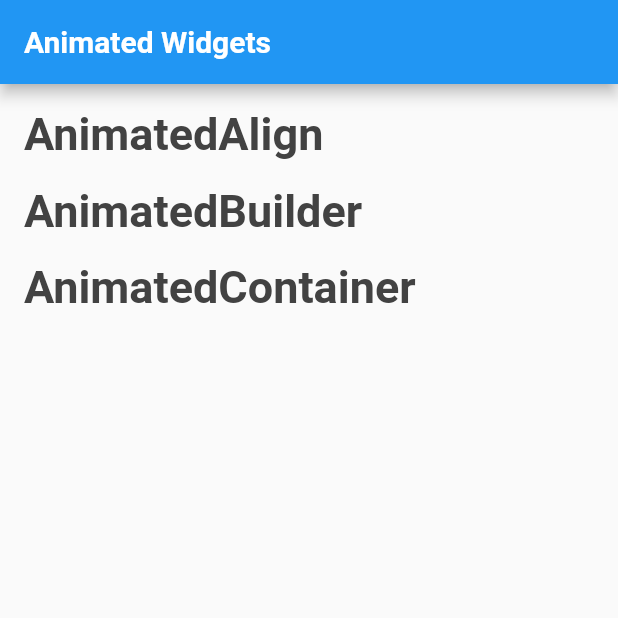
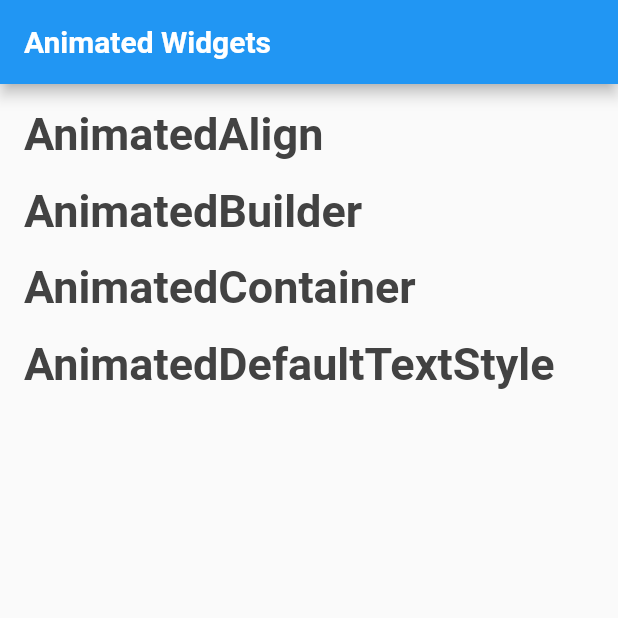
Before and after one commit to pshanmukha/animated_widgets, a Flutter app: the screen it shows after launch, on a phone screen of 412 x 824 dp, the top half of it. Run offline on Flutter 3.47's test engine with Material 2 defaults, Android fonts, the phone set to English and light mode, and no system bars.

Commit message:
animated Default TextStyle code & gif added in README.md

```diff
--- a/lib/main.dart
+++ b/lib/main.dart
@@ -1,5 +1,6 @@
 import 'package:flutter/material.dart';
 
+import 'animated_widgets/AnimatedDefaultTextStyle_widget.dart';
 import 'animated_widgets/animatedAlign_widget.dart';
 import 'animated_widgets/animatedBuilder_widget.dart';
 import 'animated_widgets/animatedContainer_widget.dart';
@@ -81,6 +82,19 @@ class MyHomePage extends StatelessWidget {
                     fontSize: 30),
               ),
             ),
+            TextButton(
+              onPressed: () {
+                Navigator.of(context).push(
+                    MaterialPageRoute(builder: (context) => const AnimatedDefaultTextStyleWidget()));
+              },
+              child: Text(
+                "AnimatedDefaultTextStyle",
+                style: TextStyle(
+                    color: Colors.grey[800],
+                    fontWeight: FontWeight.bold,
+                    fontSize: 30),
+              ),
+            ),
           ],
         ),
       ),
```
Also changed, not shown: lib/animated_widgets/AnimatedDefaultTextStyle_widget.dart (added, +37 -0 lines), assets/animateddefaulttextstyle.gif (added), 1 other file.
